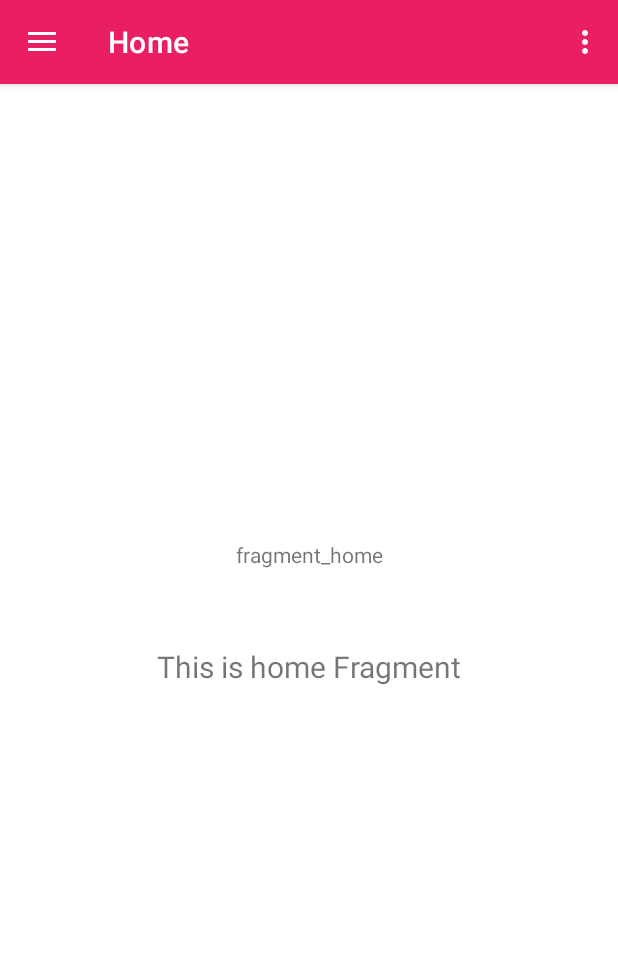
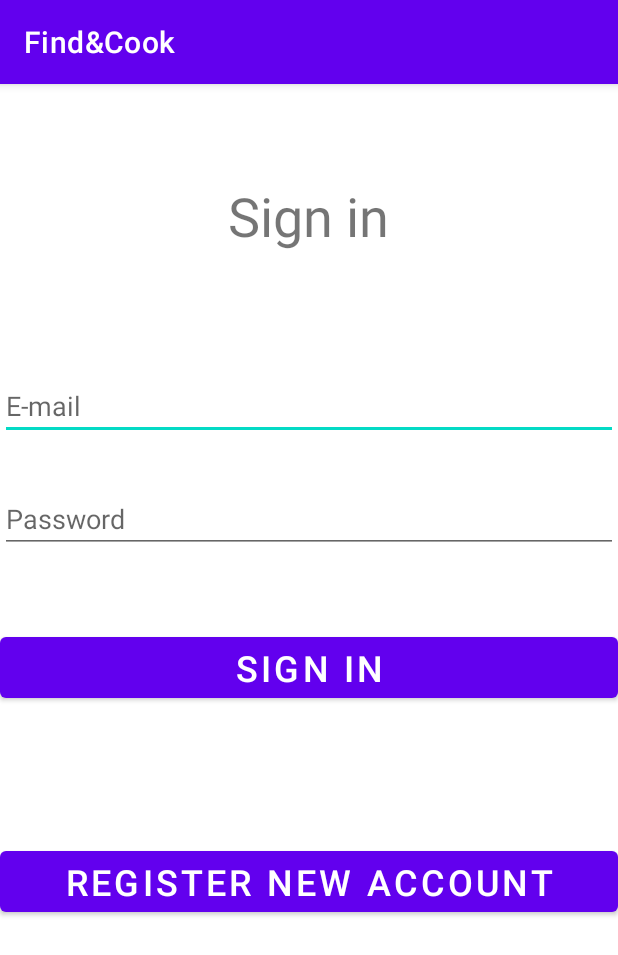
Before and after one commit to Cisu44/Find-Cook, an Android app: the screen it shows after launch (MainMenuAcitivity before the commit, LoginActivity after it), on a phone screen of 412 x 824 dp. Shown: the top 955 px of the screen. Run offline under Robolectric (Android 15) with nearby library versions, the phone set to English and light mode, and no system bars; our stand-ins replace Firebase (no records; nobody signed in at launch, a user with empty details on screens opened directly).

Commit message:
add login navigation; add login and registration without data authentication yet

```diff
--- a/app/build.gradle
+++ b/app/build.gradle
@@ -3,7 +3,7 @@ plugins {
     id 'kotlin-android'
     id 'com.google.gms.google-services'
     id 'kotlin-kapt'
-
+    id 'androidx.navigation.safeargs.kotlin'
 }
 
 android {
@@ -36,6 +36,7 @@ android {
 }
 
 dependencies {
+    def fragment_version = "1.2.5"
 
     implementation platform('com.google.firebase:firebase-bom:26.1.1')
     implementation 'com.google.firebase:firebase-analytics-ktx'
@@ -44,6 +45,9 @@ dependencies {
     implementation 'com.google.firebase:firebase-firestore-ktx'
     implementation 'com.google.firebase:firebase-storage-ktx'
 
+
+    implementation "androidx.fragment:fragment-ktx:$fragment_version"
+    implementation "androidx.fragment:fragment:$fragment_version"
     implementation "org.jetbrains.kotlin:kotlin-stdlib:$kotlin_version"
     implementation 'androidx.core:core-ktx:1.3.2'
     implementation 'androidx.appcompat:appcompat:1.2.0'
--- /dev/null
+++ b/app/src/main/java/com/example/findcook/ui/LoginActivity.kt
@@ -0,0 +1,36 @@
+package com.example.findcook.ui
+
+import android.content.Intent
+import androidx.appcompat.app.AppCompatActivity
+import android.os.Bundle
+import com.example.findcook.MainMenuAcitivity
+import com.example.findcook.R
+import com.google.firebase.auth.FirebaseAuth
+
+class LoginActivity : AppCompatActivity() {
+
+   private val fbAuth = FirebaseAuth.getInstance()
+
+    override fun onCreate(savedInstanceState: Bundle?) {
+        super.onCreate(savedInstanceState)
+        setContentView(R.layout.activity_login)
+    }
+
+    override fun onStart() {
+        super.onStart()
+        isCurrentUserLoggedIn()
+    }
+
+    private fun isCurrentUserLoggedIn() {
+        // This method checks if current app user has already logged in
+
+        fbAuth.currentUser?.let { auth ->
+            val intent = Intent(applicationContext, MainMenuAcitivity::class.java).apply{
+                flags = (Intent.FLAG_ACTIVITY_NEW_TASK or Intent.FLAG_ACTIVITY_CLEAR_TASK)
+            }
+            startActivity(intent)
+        }
+    }
+
+
+}
--- /dev/null
+++ b/app/src/main/java/com/example/findcook/ui/login/SignInFragment.kt
@@ -0,0 +1,81 @@
+package com.example.findcook.ui.login
+
+import android.content.Intent
+import android.os.Bundle
+import android.util.Log
+import android.view.LayoutInflater
+import android.view.View
+import android.view.ViewGroup
+import android.widget.Button
+import android.widget.EditText
+import androidx.fragment.app.Fragment
+import androidx.navigation.fragment.findNavController
+import com.example.findcook.BaseFragment
+import com.example.findcook.MainMenuAcitivity
+import com.example.findcook.R
+import com.google.android.material.snackbar.Snackbar
+import com.google.firebase.auth.FirebaseAuth
+import java.lang.Exception
+
+class SignInFragment : BaseFragment() {
+
+    private val fbAuth=FirebaseAuth.getInstance()
+    private val LOG_DEBUG="LOG_DEBUG"
+
+        override fun onCreateView(
+        inflater: LayoutInflater,
+        container: ViewGroup?,
+        savedInstanceState: Bundle?
+    ): View? {
+
+        return inflater.inflate(R.layout.fragment_sign_in,container,false)
+        }
+
+    override fun onViewCreated(view: View, savedInstanceState: Bundle?) {
+        super.onViewCreated(view, savedInstanceState)
+
+        setUpSignInClick()
+        setUpSignUpClick()
+
+    }
+
+    private fun setUpSignUpClick() {
+        // Go to register form when button click
+
+          view?.findViewById<Button>(R.id.register_button)?.setOnClickListener{
+            findNavController().navigate(R.id.action_sign_in_to_sign_up)
+        }
+    }
+
+    private fun setUpSignInClick() {
+        // Login user when button click
+        try {
+            view?.findViewById<Button>(R.id.sign_in_button)?.setOnClickListener {
+                val email =
+                    (view?.findViewById<EditText>(R.id.sign_in_email_editText))?.text?.trim()
+                        .toString()
+                val pass = (view?.findViewById<EditText>(R.id.sign_in_pass_editText))?.text?.trim()
+                    .toString()
+
+                fbAuth.signInWithEmailAndPassword(email, pass)
+                    .addOnSuccessListener { authRes ->
+                        if (authRes.user != null) startApplication()
+                    }
+                    .addOnFailureListener { exception ->
+                        Snackbar.make(
+                            requireView(),
+                            R.string.login_fail_snack,
+                            Snackbar.LENGTH_SHORT
+                        ).show()
+                        Log.d(LOG_DEBUG, exception.message.toString())
+                    }
+            }
+        }
+        catch (exc: Exception)
+        {
+            Snackbar.make(requireView(),exc.message.toString(),Snackbar.LENGTH_LONG)
+        }
+    }
+
+
+}
--- /dev/null
+++ b/app/src/main/res/layout/activity_login.xml
@@ -0,0 +1,22 @@
+<?xml version="1.0" encoding="utf-8"?>
+<androidx.constraintlayout.widget.ConstraintLayout
+    xmlns:android="http://schemas.android.com/apk/res/android"
+    xmlns:app="http://schemas.android.com/apk/res-auto"
+    xmlns:tools="http://schemas.android.com/tools"
+    android:layout_width="match_parent"
+    android:layout_height="match_parent"
+
+
+    >
+
+    <androidx.fragment.app.FragmentContainerView
+        tools:layout="@layout/fragment_sign_in"
+        android:id="@+id/fragment"
+        android:name="androidx.navigation.fragment.NavHostFragment"
+        android:layout_width="match_parent"
+        android:layout_height="match_parent"
+        app:defaultNavHost="true"
+        app:navGraph="@navigation/login_navigation"
+
+        />
+</androidx.constraintlayout.widget.ConstraintLayout>
--- a/app/src/main/res/layout/fragment_sign_in.xml
+++ b/app/src/main/res/layout/fragment_sign_in.xml
@@ -3,7 +3,7 @@
     xmlns:app="http://schemas.android.com/apk/res-auto"
     xmlns:tools="http://schemas.android.com/tools"
     android:layout_width="match_parent"
-    android:layout_height="match_parent"
+    android:layout_height="wrap_content"
     android:orientation="vertical">
 
     <TextView
--- a/app/src/main/res/layout/recipe_single_row.xml
+++ b/app/src/main/res/layout/recipe_single_row.xml
@@ -11,7 +11,9 @@
         android:layout_height="163dp"
         app:layout_constraintStart_toStartOf="parent"
         app:layout_constraintTop_toTopOf="parent"
-        app:srcCompat="@drawable/ic_launcher_background" />
+        app:srcCompat="@drawable/fui_ic_googleg_color_24dp"
+        android:contentDescription="@string/recipe_image_description"
+        />
 
     <TextView
         android:id="@+id/recipe_difficulty_textView"
--- a/app/src/main/res/menu/main_menu_acitivity.xml
+++ b/app/src/main/res/menu/main_menu_acitivity.xml
@@ -1,9 +1,5 @@
 <?xml version="1.0" encoding="utf-8"?>
 <menu xmlns:android="http://schemas.android.com/apk/res/android"
     xmlns:app="http://schemas.android.com/apk/res-auto">
-    <item
-        android:id="@+id/action_settings"
-        android:orderInCategory="100"
-        android:title="@string/action_settings"
-        app:showAsAction="never" />
+
 </menu>
--- /dev/null
+++ b/app/src/main/res/navigation/login_navigation.xml
@@ -0,0 +1,26 @@
+<?xml version="1.0" encoding="utf-8"?>
+<navigation xmlns:android="http://schemas.android.com/apk/res/android"
+    xmlns:app="http://schemas.android.com/apk/res-auto"
+    xmlns:tools="http://schemas.android.com/tools"
+    android:id="@+id/login_navigation"
+    app:startDestination="@id/sign_in_fragment">
+
+
+    <fragment
+        android:id="@+id/sign_in_fragment"
+        tools:layout="@layout/fragment_sign_in"
+        android:label="@string/sign_in"
+        android:name="com.example.findcook.ui.login.SignInFragment"
+        >
+        <action
+            android:id="@+id/action_sign_in_to_sign_up"
+            app:destination="@id/sign_up_fragment" />
+    </fragment>
+
+    <fragment
+        android:id="@+id/sign_up_fragment"
+        tools:layout="@layout/fragment_sign_up"
+        android:label="@string/sign_up"
+        android:name="com.example.findcook.ui.registration.SignUpFragment"
+        />
+</navigation>
--- a/app/src/main/res/values/strings.xml
+++ b/app/src/main/res/values/strings.xml
@@ -14,15 +14,16 @@
 
 
     //Strings used in login and register fragments
-
     <string name="sign_in">Sign in </string>
     <string name="register">Register new account</string>
     <string name="sign_up">Sign up</string>
     <string name="email">E-mail </string>
     <string name="password">Password </string>
     <string name="repeat_password">Repeat password</string>
+    <string name="login_fail_snack">Check email, password and try again</string>
+    <string name="register_fail_snack">Check your data and try again</string>
 
-
+    <string name="recipe_image_description">Recipe image</string>
 
 
 </resources>
--- a/build.gradle
+++ b/build.gradle
@@ -6,6 +6,8 @@ buildscript {
         jcenter()
     }
     dependencies {
+        def nav_version = "2.3.2"
+        classpath "androidx.navigation:navigation-safe-args-gradle-plugin:$nav_version"
         classpath "com.android.tools.build:gradle:4.1.1"
         classpath "org.jetbrains.kotlin:kotlin-gradle-plugin:$kotlin_version"
         classpath 'com.google.gms:google-services:4.3.4'
```
Also changed, not shown: app/src/main/AndroidManifest.xml (+6 -5 lines), app/src/main/java/com/example/findcook/BaseFragment.kt (added, +14 -0 lines), app/src/main/java/com/example/findcook/ui/registration/SignUpFragment.kt (added, +71 -0 lines), app/src/main/res/layout/fragment_main_recipe_list.xml (added, +13 -0 lines), app/src/main/res/layout/fragment_sign_up.xml (+7 -10 lines).
